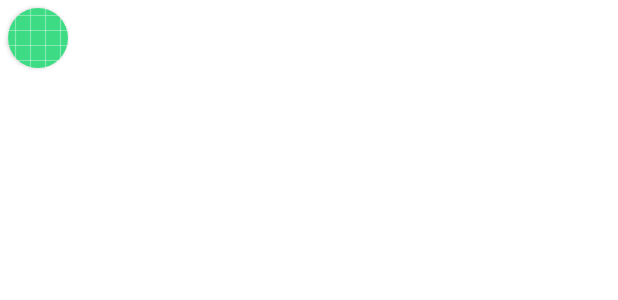
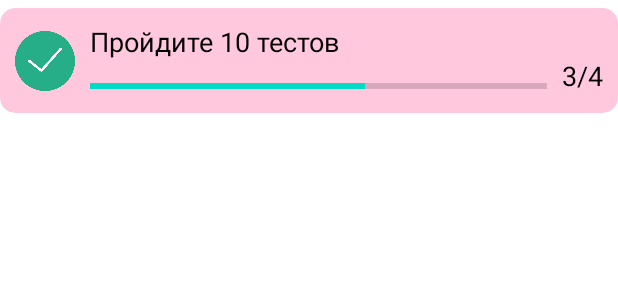
Before and after one commit to RomaTargarien/YoungChemist, an Android app: the layout item_achievement.xml on its own in the app's theme, with its tools: preview values and no code run, on a phone screen of 412 x 824 dp. Shown: the top 300 px of the screen. Run offline under Robolectric (Android 15) with nearby library versions, the phone set to English and light mode, and no system bars; Roboto replaces fonts that are not available here.

Commit message:
Achievements remake

```diff
--- a/app/src/main/java/com/example/youngchemist/ui/screen/main/MainFragment.kt
+++ b/app/src/main/java/com/example/youngchemist/ui/screen/main/MainFragment.kt
@@ -5,6 +5,7 @@ import android.view.LayoutInflater
 import android.view.View
 import android.view.ViewGroup
 import androidx.activity.addCallback
+import androidx.core.view.isVisible
 import androidx.fragment.app.Fragment
 import androidx.fragment.app.viewModels
 import androidx.transition.TransitionManager
--- a/app/src/main/res/layout/item_achievement.xml
+++ b/app/src/main/res/layout/item_achievement.xml
@@ -8,24 +8,65 @@
     </data>
 
     <androidx.cardview.widget.CardView
-        xmlns:android="http://schemas.android.com/apk/res/android"
-        android:layout_width="40dp"
-        android:layout_height="40dp"
-        android:layout_marginStart="5dp"
+        android:layout_width="match_parent"
+        android:layout_height="70dp"
         android:layout_marginTop="5dp"
-        android:layout_marginEnd="5dp"
         android:layout_marginBottom="5dp"
-        app:cardCornerRadius="20dp"
-        >
+        app:cardBackgroundColor="@color/light_pink"
+        app:cardCornerRadius="10dp">
 
-        <ImageButton
-            android:id="@+id/ib_location"
-            style="?attr/actionButtonStyle"
+        <androidx.constraintlayout.widget.ConstraintLayout
             android:layout_width="match_parent"
-            android:layout_height="match_parent"
-            android:foreground="?attr/selectableItemBackground"
-            tools:src="@drawable/ic_launcher_background"
-            />
+            android:layout_height="match_parent">
+
+            <ImageView
+                android:id="@+id/iv_achievement"
+                android:layout_width="40dp"
+                android:layout_height="40dp"
+                android:layout_marginStart="10dp"
+                app:layout_constraintBottom_toBottomOf="parent"
+                app:layout_constraintStart_toStartOf="parent"
+                app:layout_constraintTop_toTopOf="parent"
+                tools:src="@drawable/success" />
+
+            <TextView
+                android:id="@+id/tv_title"
+                style="@style/SubTitleTextStyle"
+                android:layout_width="0dp"
+                android:layout_height="wrap_content"
+                android:layout_marginStart="10dp"
+                android:layout_marginTop="10dp"
+                app:layout_constraintEnd_toStartOf="@+id/tv_achievement_progress"
+                app:layout_constraintStart_toEndOf="@+id/iv_achievement"
+                app:layout_constraintTop_toTopOf="parent"
+                tools:text="Пройдите 10 тестов" />
+
+            <ProgressBar
+                android:id="@+id/pb_achievement"
+                style="?android:attr/progressBarStyleHorizontal"
+                android:layout_width="0dp"
+                android:layout_height="6dp"
+                android:layout_marginStart="10dp"
+                android:layout_marginEnd="10dp"
+                app:layout_constraintBottom_toBottomOf="parent"
+                app:layout_constraintEnd_toStartOf="@+id/tv_achievement_progress"
+                app:layout_constraintStart_toEndOf="@+id/iv_achievement"
+                app:layout_constraintTop_toBottomOf="@+id/tv_title"
+                tools:progress="60" />
+
+            <TextView
+                android:id="@+id/tv_achievement_progress"
+                style="@style/SubTitleTextStyle"
+                android:layout_width="wrap_content"
+                android:layout_height="wrap_content"
+                android:layout_marginTop="20dp"
+                android:layout_marginEnd="10dp"
+                app:layout_constraintBottom_toBottomOf="parent"
+                app:layout_constraintEnd_toEndOf="parent"
+                app:layout_constraintTop_toTopOf="parent"
+                tools:text="3/4"/>
+        </androidx.constraintlayout.widget.ConstraintLayout>
+
 
     </androidx.cardview.widget.CardView>
 </layout>
```
Also changed, not shown: app/src/main/java/com/example/youngchemist/model/Achievement.kt (+26 -1 lines), app/src/main/java/com/example/youngchemist/model/user/UserAchievements.kt (added, +9 -0 lines), app/src/main/java/com/example/youngchemist/repositories/FireStoreRepository.kt (+5 -4 lines), app/src/main/java/com/example/youngchemist/repositories/impl/FireStoreRepositoryImpl.kt (+21 -0 lines), app/src/main/java/com/example/youngchemist/ui/screen/main/achievements/AchievementsAdapter.kt (+17 -7 lines), app/src/main/java/com/example/youngchemist/ui/screen/main/achievements/AchievementsFragment.kt (+11 -1 lines), app/src/main/java/com/example/youngchemist/ui/screen/main/achievements/AchievementsFragmentViewModel.kt (+112 -2 lines), app/src/main/res/layout/fragment_achievements.xml (+9 -3 lines), app/src/main/res/layout/item_user_done_achievement.xml (added, +30 -0 lines).
